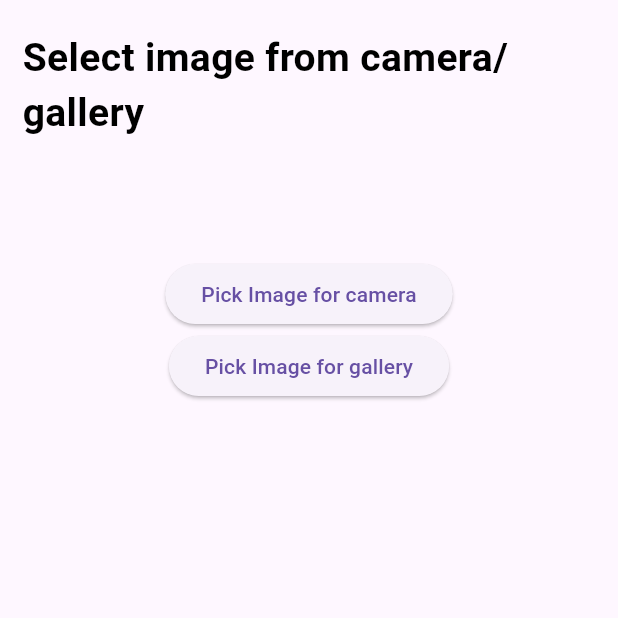
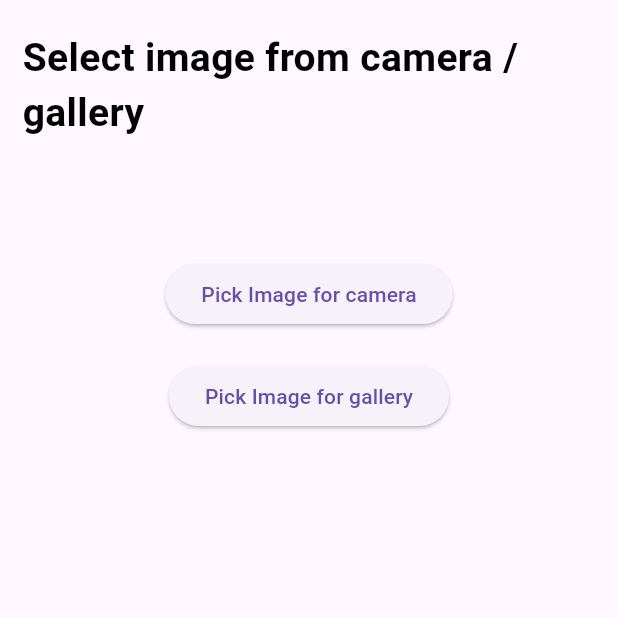
Before and after one commit to milanmaniya/getx_practice, a Flutter app: the ImagePicker screen opened directly, on a phone screen of 412 x 824 dp, the top half of it. Run offline on Flutter 3.47's test engine with Material 2 defaults, Android fonts, the phone set to English and light mode, and no system bars; our stand-ins replace connectivity_plus, get, get_storage, image_picker; accounts and stored records are empty.

Commit message:
pick camera complete

```diff
--- a/lib/image_picker/image_picker.dart
+++ b/lib/image_picker/image_picker.dart
@@ -17,7 +17,8 @@ class _ImagePickerState extends State<ImagePicker> {
 
   @override
   Widget build(BuildContext context) {
-    return Scaffold(
+    return SafeArea(
+      child: Scaffold(
         body: Padding(
           padding: const EdgeInsets.symmetric(
             horizontal: 15,
@@ -25,12 +26,13 @@ class _ImagePickerState extends State<ImagePicker> {
           ),
           child: SingleChildScrollView(
             child: Column(
+              crossAxisAlignment: CrossAxisAlignment.center,
               mainAxisAlignment: MainAxisAlignment.center,
               children: [
                 Obx(
                   () => instance.selectedImagePath.value == ''
                       ? const Text(
-                        'Select image from camera/ gallery',
+                          'Select image from camera / gallery',
                           style: TextStyle(
                             color: Colors.black,
                             fontSize: 26,
@@ -49,6 +51,7 @@ class _ImagePickerState extends State<ImagePicker> {
                     instance.selectedImageSize.value == ''
                         ? ''
                         : 'Size: ${instance.selectedImageSize.value}',
+                    textAlign: TextAlign.center,
                     style: const TextStyle(
                       color: Colors.black,
                       fontSize: 26,
@@ -63,6 +66,9 @@ class _ImagePickerState extends State<ImagePicker> {
                   onPressed: () => instance.getImage(ImageSource.camera),
                   child: const Text('Pick Image for camera'),
                 ),
+                const SizedBox(
+                  height: 20,
+                ),
                 ElevatedButton(
                   onPressed: () => instance.getImage(ImageSource.gallery),
                   child: const Text('Pick Image for gallery'),
@@ -71,6 +77,7 @@ class _ImagePickerState extends State<ImagePicker> {
             ),
           ),
         ),
+      ),
     );
   }
 }
--- a/lib/injection.dart
+++ b/lib/injection.dart
@@ -1,6 +1,7 @@
 import 'package:get/get.dart';
 import 'package:getx_practice/Getview%20and%20Getwidget/controller.dart';
 import 'package:getx_practice/getxController/controller.dart';
+import 'package:getx_practice/image_picker/controller/image_picker_controller.dart';
 
 class AllController extends GetxController {
   get controller {
@@ -8,5 +9,6 @@ class AllController extends GetxController {
       () => IncrementController(),
     );
     Get.lazyPut(() => GetViewAndGetWidgetController());
+    Get.lazyPut(() => ImagePickerController());
   }
 }
--- a/lib/main.dart
+++ b/lib/main.dart
@@ -3,7 +3,7 @@ import 'package:get/get.dart';
 import 'package:get/get_navigation/get_navigation.dart';
 import 'package:get_storage/get_storage.dart';
 import 'package:getx_practice/Network_Connectivity/binding/network_binding.dart';
-import 'package:getx_practice/Network_Connectivity/ui.dart';
+import 'package:getx_practice/image_picker/image_picker.dart';
 import 'package:getx_practice/injection.dart';
 
 Future<void> main() async {
@@ -39,7 +39,7 @@ class MyApp extends StatelessWidget {
         useMaterial3: true,
       ),
 
-      home: const NetworkUi(),
+      home: const ImagePicker(),
     );
   }
 }
```
Lines whose indentation alone changed are shown as unchanged.
